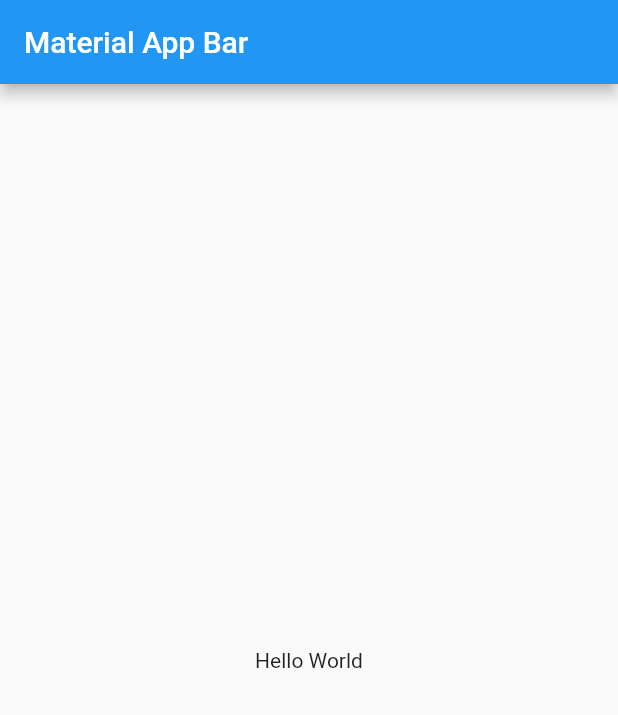
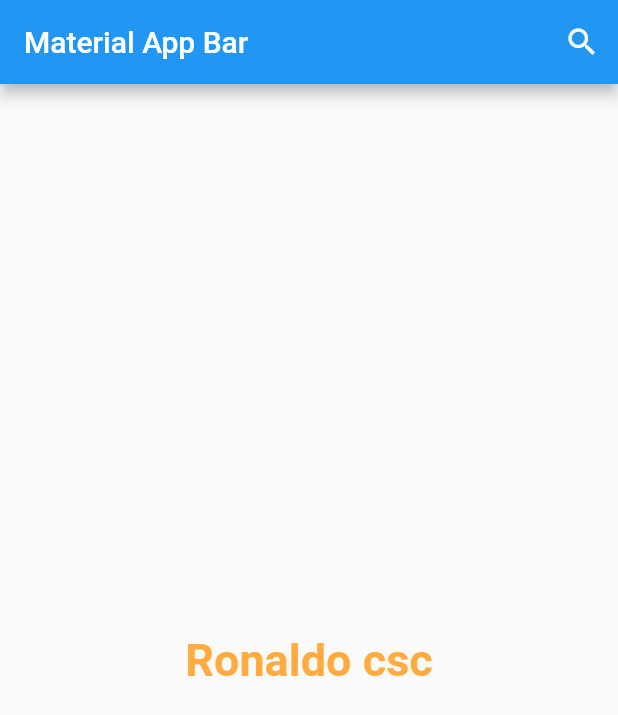
Before and after one commit to ronalcc13/primermap1, a Flutter app: the screen it shows after launch, on a phone screen of 412 x 824 dp. Shown: the top 715 px of the screen. Run offline on Flutter 3.47's test engine with Material 2 defaults, Android fonts, the phone set to English and light mode, and no system bars.

Commit message:
Modificado parte de texto

```diff
--- a/mapi2/lib/main.dart
+++ b/mapi2/lib/main.dart
@@ -12,9 +12,27 @@ class MyApp extends StatelessWidget {
       home: Scaffold(
         appBar: AppBar(
           title: const Text('Material App Bar'),
+          actions: [
+            IconButton(onPressed: () {}, icon: const Icon(Icons.search)),
+          ],
         ),
-        body: const Center(
-          child: Text('Hello World'),
+        body: Center(
+          child: SizedBox(
+            width: double.infinity,
+            //decoration: const BoxDecoration(color: Colors.blueAccent),
+            child: Column(
+              mainAxisAlignment: MainAxisAlignment.center,
+              children: const [
+                Text(
+                  'Ronaldo csc',
+                  style: TextStyle(
+                      color: Colors.orangeAccent,
+                      fontWeight: FontWeight.bold,
+                      fontSize: 30),
+                ),
+              ],
+            ),
+          ),
         ),
       ),
     );
```
